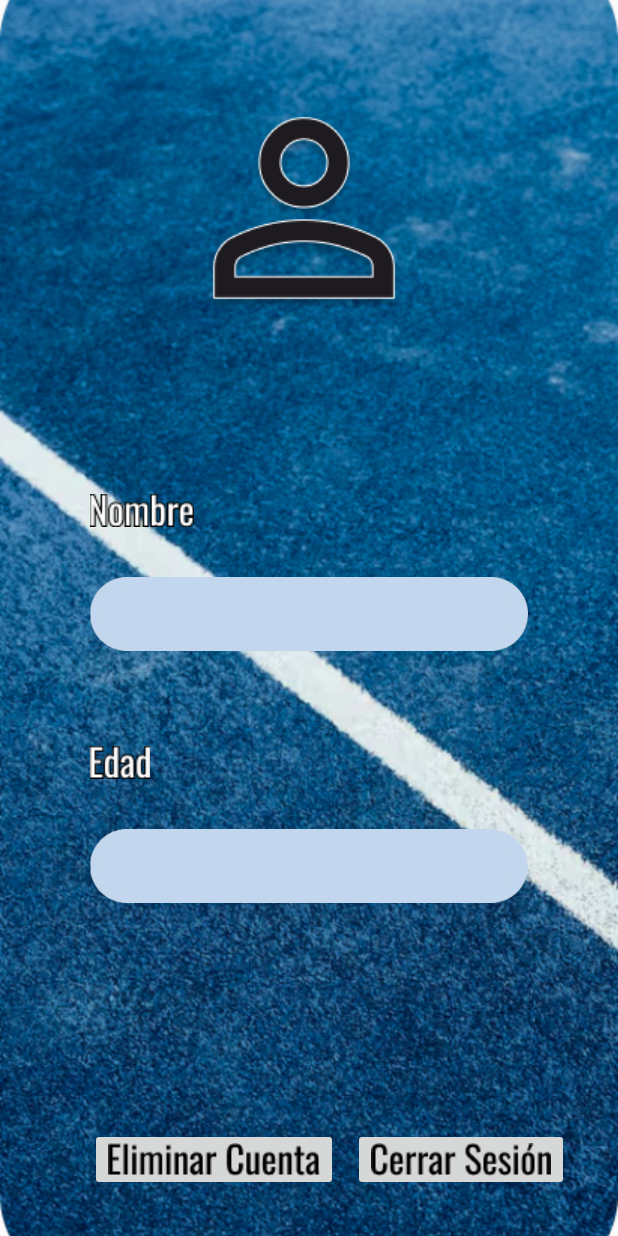
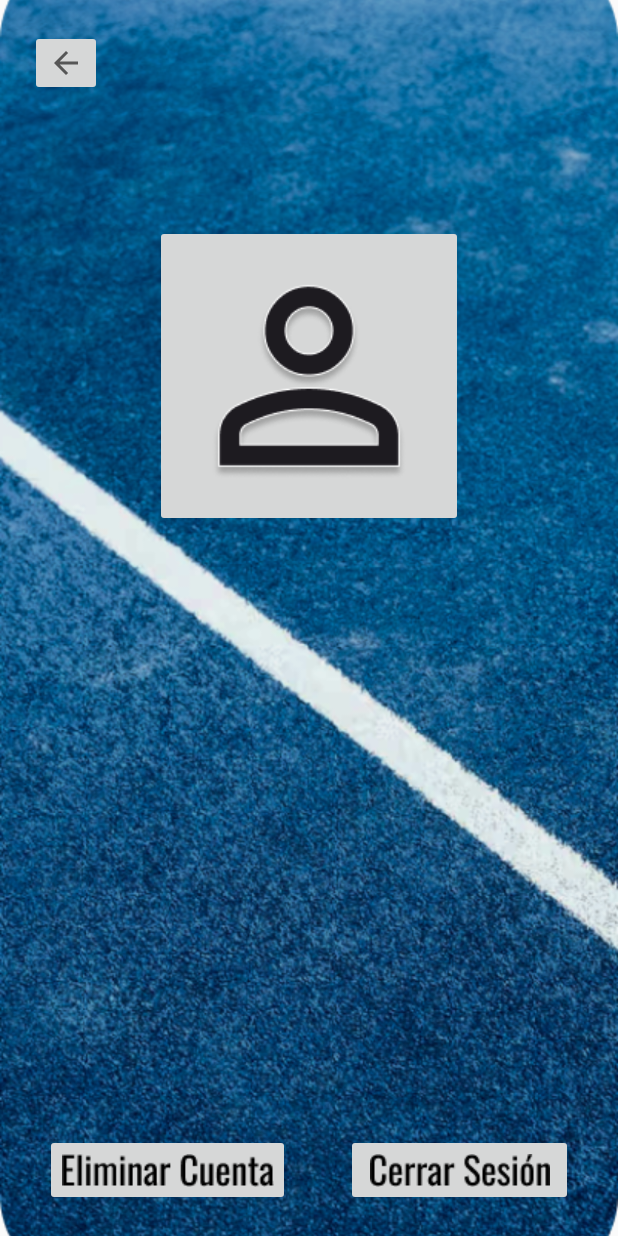
Before and after one commit to SebastianDRC/Matchplay, an Android app: the Perfil screen opened directly, with no data from a screen before it, on a phone screen of 412 x 824 dp. Run offline under Robolectric (Android 15) with nearby library versions, the phone set to English and light mode, and no system bars; our stand-ins replace Firebase (no records; nobody signed in at launch, a user with empty details on screens opened directly).

Commit message:
perfil con eliminación de cuenta

```diff
--- a/app/src/main/AndroidManifest.xml
+++ b/app/src/main/AndroidManifest.xml
@@ -23,6 +23,9 @@
             android:exported="false" />
         <activity
             android:name=".comunidadrecycler"
+            android:exported="false" />
+        <activity
+            android:name=".Busqueda"
             android:exported="false" />
         <activity
             android:name=".Registrar_cuenta"
--- a/app/src/main/java/com/example/matchplay/Menu.kt
+++ b/app/src/main/java/com/example/matchplay/Menu.kt
@@ -26,5 +26,11 @@ class Menu : AppCompatActivity() {
             val intent = Intent(this, Tus_Comunidades::class.java)
             startActivity(intent)
         }
+        val buttonbusqueda = findViewById<ImageButton>(R.id.imageButton8)
+        buttonbusqueda.setOnClickListener{
+            val intent = Intent(this, Busqueda::class.java)
+            startActivity(intent)
+
+        }
     }
 }
--- a/app/src/main/java/com/example/matchplay/Perfil.kt
+++ b/app/src/main/java/com/example/matchplay/Perfil.kt
@@ -2,27 +2,86 @@ package com.example.matchplay
 
 import android.content.Intent
 import android.os.Bundle
+import android.util.Log
 import android.widget.ImageButton
-import androidx.activity.enableEdgeToEdge
+import android.widget.Toast
+import androidx.activity.result.PickVisualMediaRequest
+import androidx.activity.result.contract.ActivityResultContracts
 import androidx.appcompat.app.AppCompatActivity
-import androidx.core.view.ViewCompat
-import androidx.core.view.WindowInsetsCompat
+import com.google.firebase.auth.FirebaseAuth
+import com.google.firebase.auth.FirebaseUser
 
 class Perfil : AppCompatActivity() {
+
+
+    private lateinit var auth: FirebaseAuth
+
+
+    private val pickMedia = registerForActivityResult(ActivityResultContracts.PickVisualMedia()) { uri ->
+        if (uri != null) {
+            Log.i("SeleccionarImagen", "Imagen seleccionada: $uri")
+            // Aquí puedes manejar la imagen seleccionada
+        } else {
+            Log.i("SeleccionarImagen", "No se seleccionó ninguna imagen")
+        }
+    }
+
     override fun onCreate(savedInstanceState: Bundle?) {
         super.onCreate(savedInstanceState)
-        enableEdgeToEdge()
         setContentView(R.layout.activity_perfil)
-        ViewCompat.setOnApplyWindowInsetsListener(findViewById(R.id.main)) { v, insets ->
-            val systemBars = insets.getInsets(WindowInsetsCompat.Type.systemBars())
-            v.setPadding(systemBars.left, systemBars.top, systemBars.right, systemBars.bottom)
-            insets
+
+
+        auth = FirebaseAuth.getInstance()
+
+        // Configuración para botón de selección de imagen
+        val buttonImage: ImageButton = findViewById(R.id.imageButton5)
+        buttonImage.setOnClickListener {
+            pickMedia.launch(PickVisualMediaRequest(ActivityResultContracts.PickVisualMedia.ImageOnly))
         }
-        val button_cerrar_sesion= findViewById<ImageButton>(R.id.imageButtoncerrar_sesion)
-        button_cerrar_sesion.setOnClickListener{
-            val intent = Intent(this,MainActivity::class.java)
+
+        // Configuración para botón de cerrar sesión
+        val buttonCerrarSesion: ImageButton = findViewById(R.id.imageButtoncerrar_sesion)
+        buttonCerrarSesion.setOnClickListener {
+            val intent = Intent(this, MainActivity::class.java)
             startActivity(intent)
         }
 
+        // Configuración para botón de retroceso
+        val buttonAtras: ImageButton = findViewById(R.id.imageButton2)
+        buttonAtras.setOnClickListener {
+            val intent = Intent(this, Menu::class.java)
+            startActivity(intent)
+        }
+
+        // Configuración para botón de eliminar cuenta
+        val deleteAccountButton: ImageButton = findViewById(R.id.imageButton3)
+        deleteAccountButton.setOnClickListener {
+            val user = auth.currentUser
+            if (user != null) {
+                deleteAccount(user)
+            } else {
+                Toast.makeText(this, "No hay ningún usuario autenticado", Toast.LENGTH_SHORT).show()
+            }
+        }
     }
+
+    // Función para eliminar la cuenta del usuario
+    private fun deleteAccount(user: FirebaseUser) {
+        user.delete()
+            .addOnCompleteListener { task ->
+                if (task.isSuccessful) {
+                    Toast.makeText(this, "Cuenta eliminada correctamente", Toast.LENGTH_SHORT).show()
+                    // Redirige al usuario a la pantalla de inicio de sesión o cierra la aplicación
+                    val intent = Intent(this, MainActivity::class.java)
+                    startActivity(intent)
+                    finish()
+                } else {
+                    Log.e("DeleteAccount", "Error al eliminar la cuenta", task.exception)
+                    Toast.makeText(this, "Error al eliminar la cuenta. Por favor, reautentícate e inténtalo de nuevo.", Toast.LENGTH_LONG).show()
+                }
+            }
+    }
+
+    // Clase vacía de LoginActivity
+
 }
--- a/app/src/main/res/layout/activity_perfil.xml
+++ b/app/src/main/res/layout/activity_perfil.xml
@@ -1,5 +1,6 @@
 <?xml version="1.0" encoding="utf-8"?>
-<androidx.constraintlayout.widget.ConstraintLayout xmlns:android="http://schemas.android.com/apk/res/android"
+<androidx.constraintlayout.widget.ConstraintLayout
+    xmlns:android="http://schemas.android.com/apk/res/android"
     xmlns:app="http://schemas.android.com/apk/res-auto"
     xmlns:tools="http://schemas.android.com/tools"
     android:id="@+id/main"
@@ -7,91 +8,84 @@
     android:layout_height="match_parent"
     tools:context=".Crear_cuenta">
 
+    <!-- Fondo de pantalla completo -->
     <ImageView
         android:id="@+id/imageView5"
         android:layout_width="match_parent"
         android:layout_height="match_parent"
-        android:gravity="center"
         android:scaleType="centerCrop"
         android:src="@drawable/perfil_fondo"
-        tools:layout_editor_absoluteX="-46dp"
-        tools:layout_editor_absoluteY="0dp" />
+        app:layout_constraintTop_toTopOf="parent"
+        app:layout_constraintBottom_toBottomOf="parent"
+        app:layout_constraintStart_toStartOf="parent"
+        app:layout_constraintEnd_toEndOf="parent" />
 
+    <!-- Fondo para el nombre -->
     <ImageView
         android:id="@+id/imageView6"
-        android:layout_width="match_parent"
-        android:layout_height="wrap_content"
-        android:layout_marginStart="60dp"
-        android:layout_marginTop="10dp"
-        android:layout_marginEnd="60dp"
-        android:gravity="center"
+        android:layout_width="0dp"
+        android:layout_height="47dp"
+        app:srcCompat="@drawable/fondo_escribir"
+        app:layout_constraintTop_toBottomOf="@id/imageView9"
+        app:layout_constraintStart_toStartOf="parent"
         app:layout_constraintEnd_toEndOf="parent"
-        app:layout_constraintStart_toStartOf="parent"
-        app:layout_constraintTop_toBottomOf="@+id/imageView9"
-        app:srcCompat="@drawable/fondo_escribir" />
+        android:layout_marginStart="30dp"
+        android:layout_marginEnd="30dp"/>
 
-    <ImageView
-        android:id="@+id/imageView7"
-        android:layout_width="match_parent"
-        android:layout_height="wrap_content"
-        android:layout_marginEnd="60dp"
-        android:layout_marginStart="60dp"
-        android:layout_marginTop="10dp"
-        app:layout_constraintTop_toBottomOf="@+id/imageView10"
-        app:srcCompat="@drawable/fondo_escribir"
-        tools:layout_editor_absoluteX="46dp" />
 
-    <ImageView
-        android:id="@+id/imageView8"
-        android:layout_width="wrap_content"
-        android:layout_height="wrap_content"
-        android:layout_marginStart="112dp"
-        android:layout_marginTop="48dp"
-        android:gravity="center"
-        app:layout_constraintStart_toStartOf="parent"
-        app:layout_constraintTop_toTopOf="@+id/imageView5"
-        app:srcCompat="@drawable/person" />
-
+    <!-- Icono de nombre -->
     <ImageView
         android:id="@+id/imageView9"
         android:layout_width="wrap_content"
         android:layout_height="wrap_content"
-        android:layout_marginStart="60dp"
-        android:layout_marginTop="100dp"
+        app:srcCompat="@drawable/nombre"
+        app:layout_constraintTop_toBottomOf="@id/imageView5"
+        app:layout_constraintStart_toStartOf="@id/imageView6"
+        android:layout_marginTop="10dp"
+        android:layout_marginStart="30dp"/>
+
+    <!-- Botón de cerrar sesión -->
+    <ImageButton
+        android:id="@+id/imageButtoncerrar_sesion"
+        android:layout_width="151dp"
+        android:layout_height="48dp"
+        app:srcCompat="@drawable/cerrar_sesi_n"
+        app:layout_constraintBottom_toBottomOf="parent"
+        app:layout_constraintEnd_toEndOf="parent"
+        android:layout_marginEnd="30dp"
+        android:layout_marginBottom="20dp"/>
+
+    <!-- Botón de eliminar cuenta -->
+    <ImageButton
+        android:id="@+id/imageButton3"
+        android:layout_width="163dp"
+        android:layout_height="48dp"
+        app:srcCompat="@drawable/eliminar_cuenta"
+        app:layout_constraintBottom_toBottomOf="parent"
         app:layout_constraintStart_toStartOf="parent"
-        app:layout_constraintTop_toBottomOf="@+id/imageView8"
-        app:srcCompat="@drawable/nombre" />
+        android:layout_marginStart="30dp"
+        android:layout_marginBottom="20dp"/>
 
-    <ImageView
-        android:id="@+id/imageView10"
+    <!-- Botón de retroceso -->
+    <ImageButton
+        android:id="@+id/imageButton2"
         android:layout_width="wrap_content"
         android:layout_height="wrap_content"
-        android:layout_marginStart="60dp"
-        android:layout_marginTop="40dp"
+        app:srcCompat="?attr/homeAsUpIndicator"
+        app:layout_constraintTop_toTopOf="parent"
         app:layout_constraintStart_toStartOf="parent"
-        app:layout_constraintTop_toBottomOf="@+id/imageView6"
-        app:srcCompat="@drawable/edad" />
+        android:layout_marginTop="20dp"
+        android:layout_marginStart="20dp"/>
 
+    <!-- Botón de selección de imagen -->
     <ImageButton
-        android:id="@+id/imageButtoncerrar_sesion"
+        android:id="@+id/imageButton5"
         android:layout_width="wrap_content"
         android:layout_height="wrap_content"
-        android:layout_marginStart="10dp"
-        android:layout_marginBottom="30dp"
-        app:layout_constraintBottom_toBottomOf="@+id/imageView5"
-        app:layout_constraintStart_toEndOf="@+id/imageButton3"
-        app:srcCompat="@drawable/cerrar_sesi_n"
-        tools:ignore="MissingConstraints" />
-
-    <ImageButton
-        android:id="@+id/imageButton3"
-        android:layout_width="wrap_content"
-        android:layout_height="wrap_content"
-        android:layout_marginStart="60dp"
-        android:layout_marginBottom="30dp"
-        app:layout_constraintBottom_toBottomOf="@+id/imageView5"
+        app:srcCompat="@drawable/person"
+        app:layout_constraintTop_toTopOf="parent"
         app:layout_constraintStart_toStartOf="parent"
-        app:srcCompat="@drawable/eliminar_cuenta"
-        tools:ignore="MissingConstraints" />
+        app:layout_constraintEnd_toEndOf="parent"
+        android:layout_marginTop="150dp"/>
 
 </androidx.constraintlayout.widget.ConstraintLayout>
```
Also changed, not shown: app/src/main/java/com/example/matchplay/Busqueda.kt (added, +26 -0 lines), app/src/main/java/com/example/matchplay/Editar_Perfil.kt (deleted, +0 -36 lines), app/src/main/res/layout/activity_busqueda.xml (added, +52 -0 lines), app/src/main/res/layout/editar_perfil.xml (deleted, +0 -56 lines), app/src/main/java/com/example/matchplay/Registrar_cuenta.kt (indentation only), app/src/main/res/drawable/flecha_blanca_devolver.png (added).
